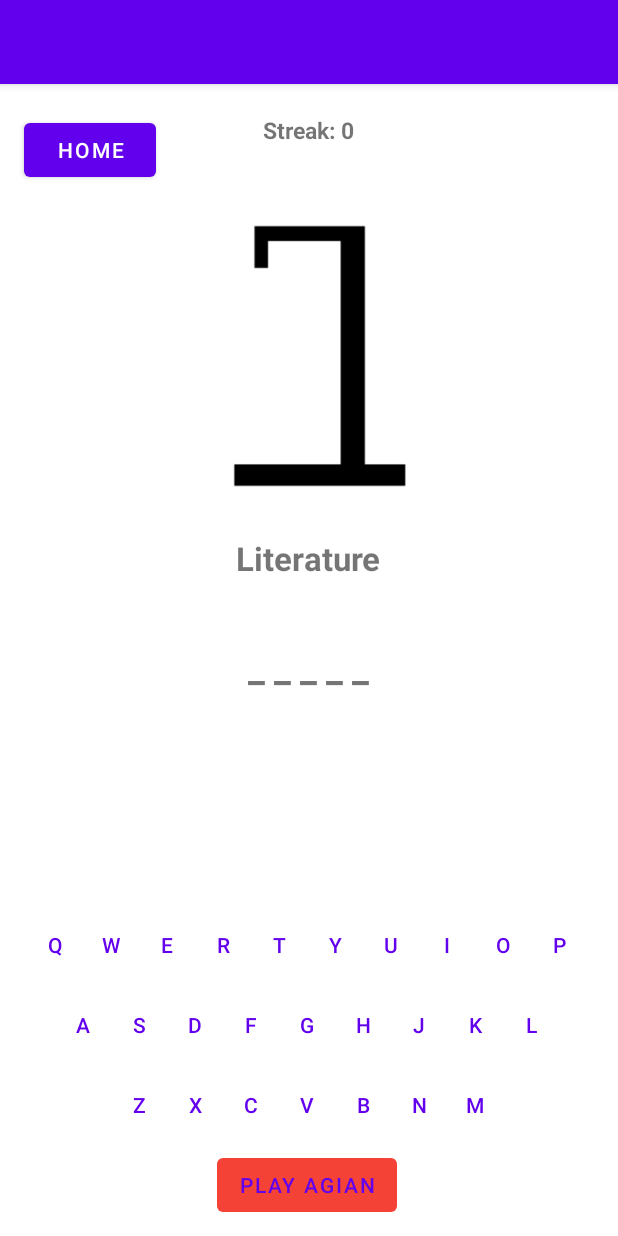
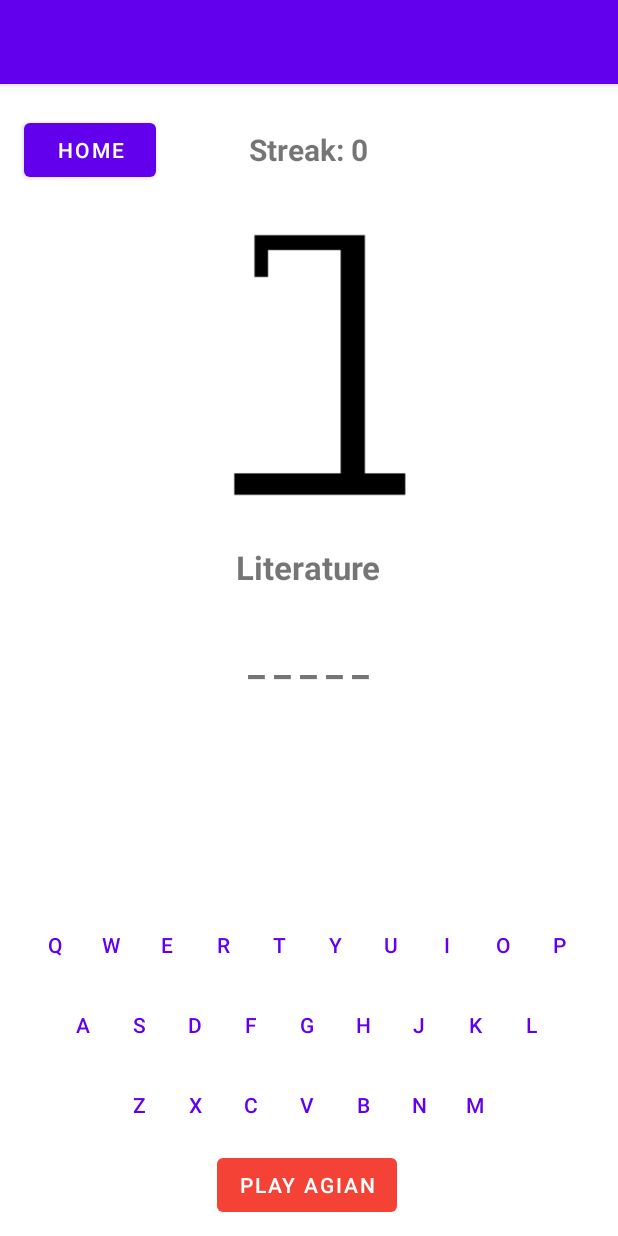
Before and after one commit to FAEShushii/Hangman_App, an Android app: the MainActivity screen opened directly, with no data from a screen before it, on a phone screen of 412 x 824 dp. Run offline under Robolectric (Android 15) with nearby library versions, the phone set to English and light mode, and no system bars.

Commit message:
add sth news

```diff
--- a/app/src/main/AndroidManifest.xml
+++ b/app/src/main/AndroidManifest.xml
@@ -37,6 +37,7 @@
         </activity>
         <activity
             android:name=".MainActivity"
+            android:windowSoftInputMode="adjustPan"
             android:exported="true">
             <intent-filter>
                 <action android:name="android.intent.action.MAIN" />
--- a/app/src/main/java/net/atos/hangman/MainActivity.kt
+++ b/app/src/main/java/net/atos/hangman/MainActivity.kt
@@ -22,6 +22,7 @@ class MainActivity : AppCompatActivity() {
     private var streakTV: TextView? = null
     private var themeTV: TextView? = null
     private var lastGameWon = false
+    private lateinit var playAgainButton: Button
     private var gameOver = false  // New variable to track game state
 
     override fun onCreate(savedInstanceState: Bundle?) {
@@ -32,6 +33,7 @@ class MainActivity : AppCompatActivity() {
         searchTV = findViewById(R.id.searchTV)
         streakTV = findViewById(R.id.streakTV)
         themeTV = findViewById(R.id.themeTV)
+        playAgainButton = findViewById(R.id.playAgainButton)
         newGame()
     }
 
@@ -47,7 +49,7 @@ class MainActivity : AppCompatActivity() {
     }
 
     fun newGame() {
-        errors = 0  // Reset errors to 0 instead of -1
+        errors = 0  // Đặt lại lỗi về 0
         letters.clear()
         val (theme, word) = chooseWord()
         wordSearch = word
@@ -55,7 +57,7 @@ class MainActivity : AppCompatActivity() {
         updateImage(errors)
         wordTV!!.text = stateWord()
         themeTV!!.text = "$theme"
-        searchTV!!.text = ""  // Clear the "YOU WIN" message
+        searchTV!!.text = ""  // Xóa thông báo "YOU WIN"
 
         if (!lastGameWon) {
             streak = 0
@@ -63,7 +65,15 @@ class MainActivity : AppCompatActivity() {
         streakTV!!.text = "Streak: $streak"
 
         lastGameWon = false
-        gameOver = false  // Reset game state
+        gameOver = false  // Đặt lại trạng thái trò chơi
+
+        // Khôi phục trạng thái cho tất cả các nút chữ cái
+        for (i in 0 until 26) { // Giả sử bạn có 26 nút từ A đến Z
+            val buttonId = resources.getIdentifier("button${('A' + i)}", "id", packageName)
+            val button = findViewById<Button>(buttonId)
+            button.isEnabled = true
+            button.alpha = 1.0f // Đặt lại độ sáng nút
+        }
     }
 
     private fun readLetter(c: String) {
@@ -95,18 +105,25 @@ class MainActivity : AppCompatActivity() {
     }
 
     fun touchLetter(v: View) {
-        if (!gameOver) {  // Check if the game is not over
+        if (!gameOver) {  // Kiểm tra xem trò chơi chưa kết thúc
             val letter = (v as Button).text.toString()
             readLetter(letter)
             wordTV!!.text = stateWord()
             updateImage(errors)
+
+            // Làm mờ nút đã nhấn
+            v.isEnabled = false
+            v.alpha = 0.5f // Giảm độ sáng nút
+
             if (wordSearch.contentEquals(String(answers))) {
                 Toast.makeText(this, "YOU WIN!", Toast.LENGTH_SHORT).show()
                 searchTV!!.text = "YOU WIN! " + searchTV!!.text
                 streak++
                 streakTV!!.text = "Streak: $streak"
                 lastGameWon = true
-                gameOver = true  // Set game state to over
+                wordTV!!.text = String(answers)
+                playAgainButton.text = "Next"
+                gameOver = true  // Đánh dấu trò chơi đã kết thúc
             } else if (errors >= 6) {
                 updateImage(7)
                 Toast.makeText(this, "You lose !!!", Toast.LENGTH_SHORT).show()
@@ -114,7 +131,9 @@ class MainActivity : AppCompatActivity() {
                 streak = 0
                 streakTV!!.text = "Streak: $streak"
                 lastGameWon = false
-                gameOver = true  // Set game state to over
+                gameOver = true  // Đánh dấu trò chơi đã kết thúc
+
+                playAgainButton.text = "Play Again"
             }
         } else {
             Toast.makeText(this, "Game over.", Toast.LENGTH_SHORT).show()
@@ -123,6 +142,7 @@ class MainActivity : AppCompatActivity() {
 
     fun start(view: View?) {
         newGame()
+        playAgainButton.text = "Play Again"
     }
 
     fun goToIntro(view: android.view.View) {
--- a/app/src/main/res/layout/activity_intro.xml
+++ b/app/src/main/res/layout/activity_intro.xml
@@ -18,7 +18,7 @@
         android:layout_below="@id/hangmanImage"
         android:layout_marginTop="40dp"
         android:gravity="center"
-        android:orientation="vertical"> <!-- Thay đổi thành vertical -->
+        android:orientation="vertical">
 
         <Button
             android:id="@+id/startGameButton"
--- a/app/src/main/res/layout/activity_main.xml
+++ b/app/src/main/res/layout/activity_main.xml
@@ -21,9 +21,9 @@
         android:layout_width="wrap_content"
         android:layout_height="wrap_content"
         android:layout_centerHorizontal="true"
-        android:layout_marginTop="20dp"
+        android:layout_marginTop="30dp"
         android:text="Streak: 0"
-        android:textSize="15sp"
+        android:textSize="20sp"
         android:textStyle="bold" />
     <ImageView
         android:id="@+id/img"
@@ -31,7 +31,7 @@
         android:layout_height="200dp"
         android:layout_below="@id/streakTV"
         android:layout_centerHorizontal="true"
-        android:layout_marginTop="40dp"
+        android:layout_marginTop="30dp"
         android:src="@drawable/state0" />
 
     <TextView
@@ -50,7 +50,7 @@
         android:layout_height="wrap_content"
         android:layout_below="@id/themeTV"
         android:layout_centerHorizontal="true"
-        android:layout_marginTop="40dp"
+        android:layout_marginTop="30dp"
         android:text="______"
         android:textSize="25sp"
         android:textStyle="bold" />
@@ -80,6 +80,7 @@
             android:orientation="horizontal">
 
             <Button
+                android:id="@+id/buttonQ"
                 style="?android:attr/buttonBarButtonStyle"
                 android:layout_width="35dp"
                 android:layout_height="wrap_content"
@@ -88,6 +89,7 @@
                 android:text="Q" />
 
             <Button
+                android:id="@+id/buttonW"
                 style="?android:attr/buttonBarButtonStyle"
                 android:layout_width="35dp"
                 android:layout_height="wrap_content"
@@ -96,6 +98,7 @@
                 android:text="W" />
 
             <Button
+                android:id="@+id/buttonE"
                 style="?android:attr/buttonBarButtonStyle"
                 android:layout_width="35dp"
                 android:layout_height="wrap_content"
@@ -104,6 +107,7 @@
                 android:text="E" />
 
             <Button
+                android:id="@+id/buttonR"
                 style="?android:attr/buttonBarButtonStyle"
                 android:layout_width="35dp"
                 android:layout_height="wrap_content"
@@ -112,6 +116,7 @@
                 android:text="R" />
 
             <Button
+                android:id="@+id/buttonT"
                 style="?android:attr/buttonBarButtonStyle"
                 android:layout_width="35dp"
                 android:layout_height="wrap_content"
@@ -120,6 +125,7 @@
                 android:text="T" />
 
             <Button
+                android:id="@+id/buttonY"
                 style="?android:attr/buttonBarButtonStyle"
                 android:layout_width="35dp"
                 android:layout_height="wrap_content"
@@ -128,6 +134,7 @@
                 android:text="Y" />
 
             <Button
+                android:id="@+id/buttonU"
                 style="?android:attr/buttonBarButtonStyle"
                 android:layout_width="35dp"
                 android:layout_height="wrap_content"
@@ -136,6 +143,7 @@
                 android:text="U" />
 
             <Button
+                android:id="@+id/buttonI"
                 style="?android:attr/buttonBarButtonStyle"
                 android:layout_width="35dp"
                 android:layout_height="wrap_content"
@@ -144,6 +152,7 @@
                 android:text="I" />
 
             <Button
+                android:id="@+id/buttonO"
                 style="?android:attr/buttonBarButtonStyle"
                 android:layout_width="35dp"
                 android:layout_height="wrap_content"
@@ -152,6 +161,7 @@
                 android:text="O" />
 
             <Button
+                android:id="@+id/buttonP"
                 style="?android:attr/buttonBarButtonStyle"
                 android:layout_width="35dp"
                 android:layout_height="wrap_content"
@@ -168,6 +178,7 @@
             android:orientation="horizontal">
 
             <Button
+                android:id="@+id/buttonA"
                 style="?android:attr/buttonBarButtonStyle"
                 android:layout_width="35dp"
                 android:layout_height="wrap_content"
@@ -176,6 +187,7 @@
                 android:text="A" />
 
             <Button
+                android:id="@+id/buttonS"
                 style="?android:attr/buttonBarButtonStyle"
                 android:layout_width="35dp"
                 android:layout_height="wrap_content"
@@ -184,6 +196,7 @@
                 android:text="S" />
 
             <Button
+                android:id="@+id/buttonD"
                 style="?android:attr/buttonBarButtonStyle"
                 android:layout_width="35dp"
                 android:layout_height="wrap_content"
@@ -192,6 +205,7 @@
                 android:text="D" />
 
             <Button
+                android:id="@+id/buttonF"
                 style="?android:attr/buttonBarButtonStyle"
                 android:layout_width="35dp"
                 android:layout_height="wrap_content"
@@ -200,6 +214,7 @@
                 android:text="F" />
 
             <Button
+                android:id="@+id/buttonG"
                 style="?android:attr/buttonBarButtonStyle"
                 android:layout_width="35dp"
                 android:layout_height="wrap_content"
@@ -208,6 +223,7 @@
                 android:text="G" />
 
             <Button
+                android:id="@+id/buttonH"
                 style="?android:attr/buttonBarButtonStyle"
                 android:layout_width="35dp"
                 android:layout_height="wrap_content"
@@ -216,6 +232,7 @@
                 android:text="H" />
 
             <Button
+                android:id="@+id/buttonJ"
                 style="?android:attr/buttonBarButtonStyle"
                 android:layout_width="35dp"
                 android:layout_height="wrap_content"
@@ -224,6 +241,7 @@
                 android:text="J" />
 
             <Button
+                android:id="@+id/buttonK"
                 style="?android:attr/buttonBarButtonStyle"
                 android:layout_width="35dp"
                 android:layout_height="wrap_content"
@@ -232,6 +250,7 @@
                 android:text="K" />
 
             <Button
+                android:id="@+id/buttonL"
                 style="?android:attr/buttonBarButtonStyle"
                 android:layout_width="35dp"
                 android:layout_height="wrap_content"
@@ -248,6 +267,7 @@
             android:orientation="horizontal">
 
             <Button
+                android:id="@+id/buttonZ"
                 style="?android:attr/buttonBarButtonStyle"
                 android:layout_width="35dp"
                 android:layout_height="wrap_content"
@@ -256,6 +276,8 @@
                 android:text="Z" />
 
             <Button
+                android:id="@+id/buttonX"
+
                 style="?android:attr/buttonBarButtonStyle"
                 android:layout_width="35dp"
                 android:layout_height="wrap_content"
@@ -264,6 +286,7 @@
                 android:text="X" />
 
             <Button
+                android:id="@+id/buttonC"
                 style="?android:attr/buttonBarButtonStyle"
                 android:layout_width="35dp"
                 android:layout_height="wrap_content"
@@ -272,6 +295,7 @@
                 android:text="C" />
 
             <Button
+                android:id="@+id/buttonV"
                 style="?android:attr/buttonBarButtonStyle"
                 android:layout_width="35dp"
                 android:layout_height="wrap_content"
@@ -280,6 +304,7 @@
                 android:text="V" />
 
             <Button
+                android:id="@+id/buttonB"
                 style="?android:attr/buttonBarButtonStyle"
                 android:layout_width="35dp"
                 android:layout_height="wrap_content"
@@ -288,6 +313,7 @@
                 android:text="B" />
 
             <Button
+                android:id="@+id/buttonN"
                 style="?android:attr/buttonBarButtonStyle"
                 android:layout_width="35dp"
                 android:layout_height="wrap_content"
@@ -296,6 +322,7 @@
                 android:text="N" />
 
             <Button
+                android:id="@+id/buttonM"
                 style="?android:attr/buttonBarButtonStyle"
                 android:layout_width="35dp"
                 android:layout_height="wrap_content"
@@ -312,13 +339,16 @@
             android:orientation="horizontal">
 
             <Button
+                android:id="@+id/playAgainButton"
                 style="?android:attr/buttonBarButtonStyle"
                 android:layout_width="120dp"
                 android:layout_height="wrap_content"
                 android:layout_marginRight="2dp"
                 android:onClick="start"
                 android:text="Play agian"
-                app:backgroundTint="#F44336" />
+                app:backgroundTint="#F44336"
+                android:textColor="#FFFFFF"
+                />
         </LinearLayout>
     </LinearLayout>
 </RelativeLayout>
--- a/app/src/main/res/layout/activity_set_word.xml
+++ b/app/src/main/res/layout/activity_set_word.xml
@@ -18,7 +18,7 @@
         android:id="@+id/wordToGuess"
         android:layout_width="match_parent"
         android:layout_height="wrap_content"
-        android:hint="____"
+        android:hint="_ _ _ _"
         android:textSize="24sp"
         android:textStyle="bold"
         android:gravity="center"
@@ -301,6 +301,7 @@
         android:text="PLAY"
         android:layout_below="@id/deleteButton"
         android:layout_centerHorizontal="true"
+        android:backgroundTint="#F44336"
         android:layout_marginTop="20dp"
          />
 </RelativeLayout>
```
Also changed, not shown: app/src/main/java/net/atos/hangman/GuessWordActivity.kt (+10 -30 lines), app/src/main/res/layout/activity_guess_word.xml (+30 -3 lines).
